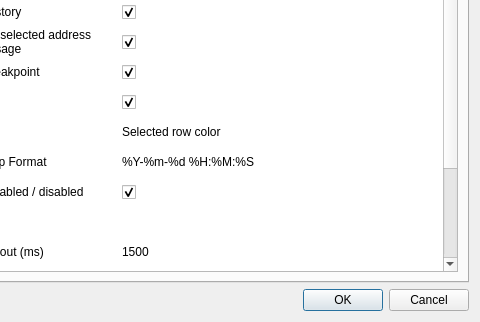
The window that resources/designer/settingsDialog.ui (jetedonner/LLDBPyGUI) describes before a commit, drawn with Qt 5; both pictures show x 160 to 640 and y 158 to 480 of the 640 by 480 pixel window.
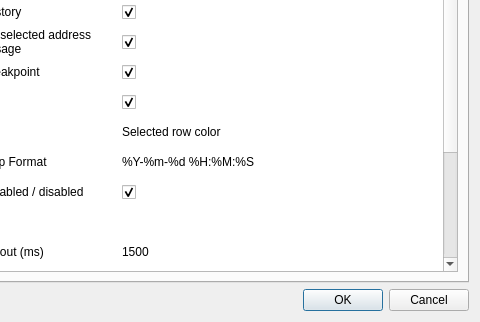
The same window after the commit.

Commit message: Autoscroll for DbgOutput (also within settings dialog etc.)

What changed in the file:
```diff
--- a/resources/designer/settingsDialog.ui
+++ b/resources/designer/settingsDialog.ui
@@ -121,6 +121,11 @@
            <string>Auto Breakpoint for scanf</string>
           </property>
          </row>
+         <row>
+          <property name="text">
+           <string>Autoscroll Debug Output</string>
+          </property>
+         </row>
          <column>
           <property name="text">
            <string>Setting</string>
@@ -397,6 +402,22 @@
            <enum>Checked</enum>
           </property>
          </item>
+         <item row="16" column="0">
+          <property name="text">
+           <string>Autoscroll Debug Output</string>
+          </property>
+          <property name="checkState">
+           <enum>Checked</enum>
+          </property>
+         </item>
+         <item row="16" column="1">
+          <property name="text">
+           <string/>
+          </property>
+          <property name="checkState">
+           <enum>Checked</enum>
+          </property>
+         </item>
         </widget>
        </item>
       </layout>
```
The commit also changes 6 other files.
